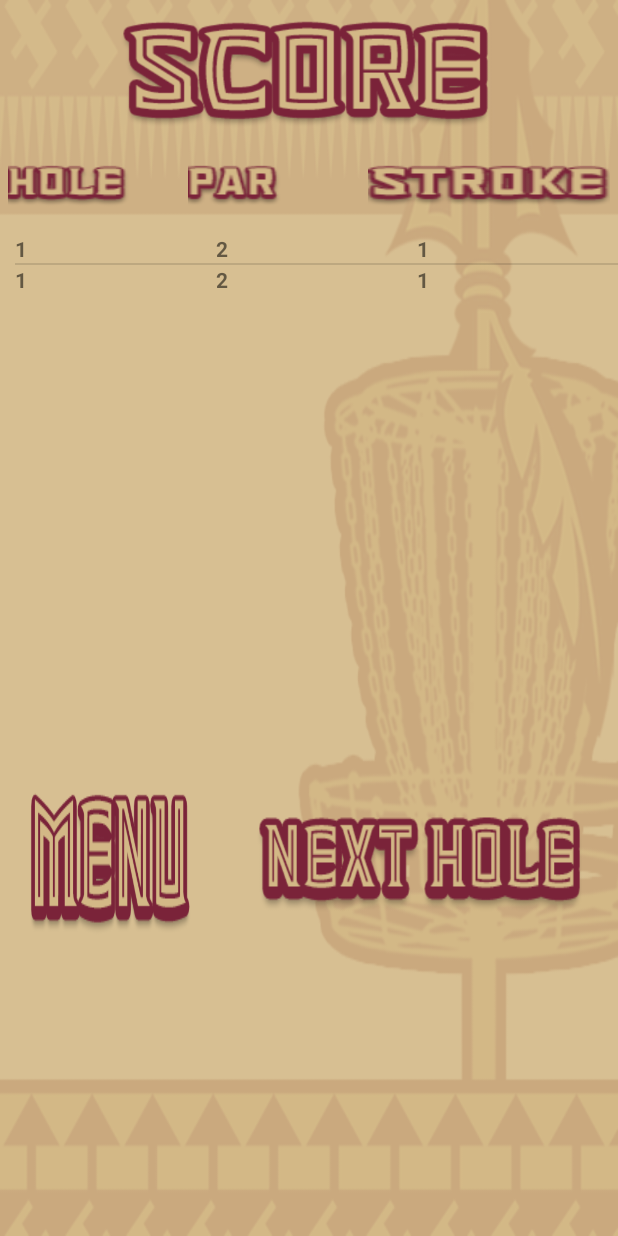
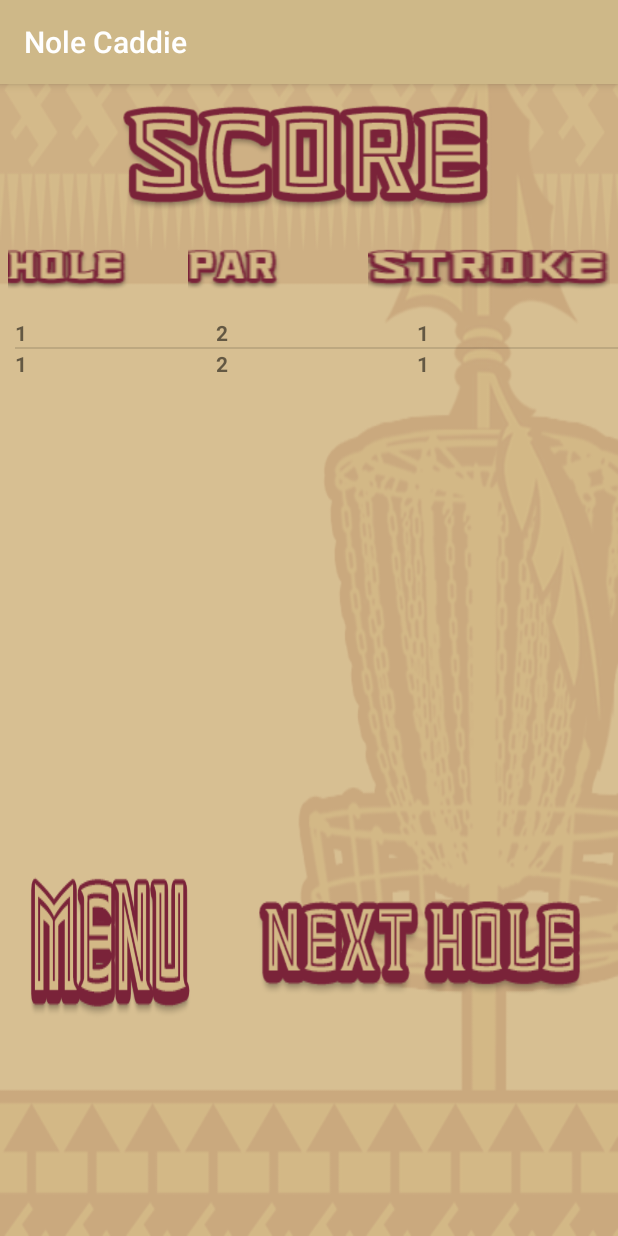
Before and after one commit to hennykat/NoleCaddie, an Android app: the ScorecardActivity screen opened directly, with no data from a screen before it, on a phone screen of 412 x 824 dp. Run offline under Robolectric (Android 15) with nearby library versions, the phone set to English and light mode, and no system bars; network calls fail.

Commit message:
fixed scorecrd activity

```diff
--- a/app/src/main/AndroidManifest.xml
+++ b/app/src/main/AndroidManifest.xml
@@ -33,7 +33,7 @@
             android:configChanges="keyboardHidden|orientation|screenSize"
             android:screenOrientation="portrait" />
         <activity
-            android:name="com.syntacticsugar.nolecaddie.ui.ScoreTab"
+            android:name="com.syntacticsugar.nolecaddie.ui.ScorecardActivity"
             android:configChanges="keyboardHidden|orientation|screenSize"
             android:screenOrientation="portrait" />
         <activity
--- a/app/src/main/java/com/syntacticsugar/nolecaddie/ui/EditScoreActivity.java
+++ b/app/src/main/java/com/syntacticsugar/nolecaddie/ui/EditScoreActivity.java
@@ -49,11 +49,6 @@ public class EditScoreActivity extends AppCompatActivity {
         });
     }
 
-    private void finishHole() {
-        Intent intent = new Intent(this, ScoreTab.class);
-        startActivity(intent);
-    }
-
     private void upScore() {
         ++MainActivity.currentStroke; // TODO: DESTROY this
         strokeTextView.setText(String.valueOf(MainActivity.currentStroke));
@@ -63,4 +58,9 @@ public class EditScoreActivity extends AppCompatActivity {
         --MainActivity.currentStroke; // TODO: DESTROY this
         strokeTextView.setText(String.valueOf(MainActivity.currentStroke));
     }
+
+    private void finishHole() {
+        Intent intent = new Intent(this, ScorecardActivity.class);
+        startActivity(intent);
+    }
 }
--- a/app/src/main/java/com/syntacticsugar/nolecaddie/ui/ScoreTab.java
+++ b/app/src/main/java/com/syntacticsugar/nolecaddie/ui/ScorecardActivity.java
@@ -1,9 +1,10 @@
 package com.syntacticsugar.nolecaddie.ui;
 
-import android.app.Activity;
 import android.content.Intent;
 import android.os.Bundle;
+import android.support.v7.app.AppCompatActivity;
 import android.view.View;
+import android.widget.Button;
 import android.widget.ListView;
 
 import com.syntacticsugar.nolecaddie.R;
@@ -20,7 +21,7 @@ import static com.syntacticsugar.nolecaddie.config.AppConfig.THIRD_COLUMN;
  * Edited by Sam on 7/16/2015
  * Updated by henny 2018
  */
-public class ScoreTab extends Activity {
+public class ScorecardActivity extends AppCompatActivity {
 
     public static ArrayList<HashMap<String, String>> list = new ArrayList<HashMap<String, String>>();
     ListViewAdapters adapter;
@@ -28,11 +29,25 @@ public class ScoreTab extends Activity {
     @Override
     public void onCreate(Bundle savedInstanceState) {
         super.onCreate(savedInstanceState);
-        setContentView(R.layout.score);
+        setContentView(R.layout.activity_scorecard);
 
+        final Button nextButton = findViewById(R.id.scorecard_next_button);
+        nextButton.setOnClickListener(new View.OnClickListener() {
+            @Override
+            public void onClick(View v) {
+                nextHole();
+            }
+        });
+        final Button menuButton = findViewById(R.id.scorecard_menu_button);
+        menuButton.setOnClickListener(new View.OnClickListener() {
+            @Override
+            public void onClick(View v) {
+                goToMenu();
+            }
+        });
 
         // fill up listview
-        ListView listView = findViewById(R.id.listView1);
+        ListView listView = findViewById(R.id.scorecard_score_listview);
         adapter = new ListViewAdapters(this, list);
         listView.setAdapter(adapter);
     }//end onCreate
@@ -53,7 +68,7 @@ public class ScoreTab extends Activity {
         adapter.notifyDataSetChanged();
     }
 
-    public void nextHole(View view) {
+    private void nextHole() {
 
         if (++MainActivity.currentHole == 19) MainActivity.currentHole = 1;
         MainActivity.currentStroke = 1;
@@ -61,7 +76,7 @@ public class ScoreTab extends Activity {
         startActivity(intent);
     }
 
-    public void gotoMenu(View view) {
+    private void goToMenu() {
 
         Intent intent = new Intent(this, MenuActivity.class);
         startActivity(intent);
--- /dev/null
+++ b/app/src/main/res/layout/activity_scorecard.xml
@@ -0,0 +1,79 @@
+<?xml version="1.0" encoding="utf-8"?>
+<LinearLayout xmlns:android="http://schemas.android.com/apk/res/android"
+    android:layout_width="match_parent"
+    android:layout_height="match_parent"
+    android:background="@drawable/screengold"
+    android:orientation="vertical">
+
+    <ImageView
+        android:id="@+id/scorecard_title"
+        android:layout_width="300dp"
+        android:layout_height="75dp"
+        android:layout_gravity="center"
+        android:layout_margin="10dp"
+        android:background="@drawable/buttonscore"
+        android:padding="20dp" />
+
+    <LinearLayout
+        android:layout_width="fill_parent"
+        android:layout_height="wrap_content"
+        android:orientation="horizontal"
+        android:padding="5dp">
+
+        <ImageView
+            android:id="@+id/scorecard_hole_title"
+            android:layout_width="0dp"
+            android:layout_height="wrap_content"
+            android:layout_weight=".3"
+            android:background="@drawable/titlehole" />
+
+        <ImageView
+            android:id="@+id/scorecard_par_title"
+            android:layout_width="0dp"
+            android:layout_height="wrap_content"
+            android:layout_weight=".3"
+            android:background="@drawable/titlepar" />
+
+        <ImageView
+            android:id="@+id/scorecard_stroke_title"
+            android:layout_width="0dp"
+            android:layout_height="wrap_content"
+            android:layout_weight=".4"
+            android:background="@drawable/titlestroke" />
+    </LinearLayout>
+
+    <LinearLayout
+        android:layout_width="fill_parent"
+        android:layout_height="350dp"
+        android:layout_marginLeft="10dp">
+
+        <ListView
+            android:id="@+id/scorecard_score_listview"
+            android:layout_width="match_parent"
+            android:layout_height="wrap_content"
+            android:layout_alignParentLeft="true"
+            android:layout_alignParentTop="true" />
+    </LinearLayout>
+
+    <LinearLayout
+        android:layout_width="fill_parent"
+        android:layout_height="wrap_content"
+        android:layout_marginTop="20dp"
+        android:orientation="horizontal">
+
+        <Button
+            android:id="@+id/scorecard_menu_button"
+            android:layout_width="150dp"
+            android:layout_height="wrap_content"
+            android:layout_gravity="start"
+            android:background="@drawable/buttonmenu" />
+
+        <Button
+            android:id="@+id/scorecard_next_button"
+            android:layout_width="wrap_content"
+            android:layout_height="wrap_content"
+            android:layout_gravity="end"
+            android:background="@drawable/buttonnext" />
+    </LinearLayout>
+
+</LinearLayout>
--- a/app/src/main/res/layout/score.xml
+++ /dev/null
@@ -1,65 +0,0 @@
-<?xml version="1.0" encoding="utf-8"?>
-<LinearLayout
-    xmlns:android="http://schemas.android.com/apk/res/android"
-    android:orientation="vertical"
-    android:layout_width="match_parent"
-    android:layout_height="match_parent"
-    android:background="@drawable/screengold">
-
-    <ImageView
-        android:layout_width="300dp"
-        android:layout_height="75dp"
-        android:padding="20dp"
-        android:background="@drawable/buttonscore"
-        android:layout_gravity="center"
-        android:layout_margin="10dp"/>
-
-        <LinearLayout
-            android:layout_width="fill_parent"
-            android:layout_height="wrap_content"
-            android:orientation="horizontal"
-            android:padding="5dp">
-                <ImageView android:layout_width="0dp" android:layout_height="wrap_content" android:background="@drawable/titlehole" android:layout_weight=".3"></ImageView>
-                <ImageView android:layout_width="0dp" android:layout_height="wrap_content" android:background="@drawable/titlepar" android:layout_weight=".3"></ImageView>
-                <ImageView android:layout_width="0dp" android:layout_height="wrap_content" android:background="@drawable/titlestroke" android:layout_weight=".4"></ImageView>
-        </LinearLayout>
-
-        <LinearLayout
-            android:layout_width="fill_parent"
-            android:layout_height="350dp"
-            android:layout_marginLeft="10dp">
-            <ListView
-                android:id="@+id/listView1"
-                android:layout_width="match_parent"
-                android:layout_height="wrap_content"
-                android:layout_alignParentLeft="true"
-                android:layout_alignParentTop="true" >
-            </ListView>
-        </LinearLayout>
-    <LinearLayout
-        xmlns:android="http://schemas.android.com/apk/res/android"
-        android:orientation="horizontal"
-        android:layout_width="fill_parent"
-        android:layout_height="wrap_content"
-        android:layout_marginTop="20dp">
-
-        <Button
-            android:id="@+id/menuButton"
-            android:layout_centerHorizontal="true"
-            android:layout_width="150dp"
-            android:layout_height="wrap_content"
-            android:layout_gravity="left"
-            android:background="@drawable/buttonmenu"
-            android:onClick="gotoMenu"/>
-
-        <Button
-        android:id="@+id/nextButton"
-        android:layout_centerHorizontal="true"
-        android:layout_width="wrap_content"
-        android:layout_height="wrap_content"
-        android:layout_gravity="right"
-        android:background="@drawable/buttonnext"
-        android:onClick="nextHole"/>
-</LinearLayout>
-
-</LinearLayout>
```
